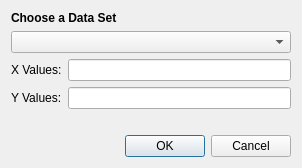
Qt form kchart/shape/dialogs/CellRegionDialog.ui (KDE/koffice-chartingshape) before a commit.
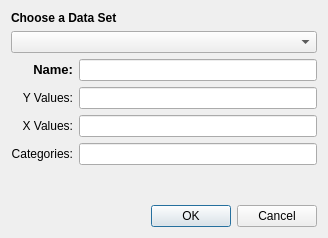
The same form after that commit.

Commit message: Add data regions for x data and categories

The edit to the form file:
```diff
--- a/kchart/shape/dialogs/CellRegionDialog.ui
+++ b/kchart/shape/dialogs/CellRegionDialog.ui
@@ -5,15 +5,15 @@
    <rect>
     <x>0</x>
     <y>0</y>
-    <width>302</width>
-    <height>168</height>
+    <width>328</width>
+    <height>238</height>
    </rect>
   </property>
   <property name="windowTitle" >
    <string>Dialog</string>
   </property>
   <layout class="QGridLayout" name="gridLayout" >
-   <item row="5" column="1" >
+   <item row="7" column="1" >
     <widget class="QDialogButtonBox" name="buttonBox" >
      <property name="orientation" >
       <enum>Qt::Horizontal</enum>
@@ -23,7 +23,7 @@
      </property>
     </widget>
    </item>
-   <item row="4" column="1" >
+   <item row="6" column="1" >
     <spacer name="verticalSpacer" >
      <property name="orientation" >
       <enum>Qt::Vertical</enum>
@@ -39,26 +39,32 @@
    <item row="1" column="0" colspan="2" >
     <widget class="QComboBox" name="dataSets" />
    </item>
-   <item row="2" column="1" >
-    <widget class="QLineEdit" name="xDataRegion" />
-   </item>
-   <item row="2" column="0" >
-    <widget class="QLabel" name="label" >
-     <property name="text" >
-      <string>X Values:</string>
-     </property>
-    </widget>
-   </item>
-   <item row="3" column="0" >
-    <widget class="QLabel" name="label_2" >
-     <property name="text" >
-      <string>Y Values:</string>
-     </property>
-    </widget>
-   </item>
    <item row="3" column="1" >
     <widget class="QLineEdit" name="yDataRegion" />
    </item>
+   <item row="3" column="0" >
+    <widget class="QLabel" name="label" >
+     <property name="text" >
+      <string>Y Values:</string>
+     </property>
+     <property name="alignment" >
+      <set>Qt::AlignRight|Qt::AlignTrailing|Qt::AlignVCenter</set>
+     </property>
+    </widget>
+   </item>
+   <item row="4" column="0" >
+    <widget class="QLabel" name="label_2" >
+     <property name="text" >
+      <string>X Values:</string>
+     </property>
+     <property name="alignment" >
+      <set>Qt::AlignRight|Qt::AlignTrailing|Qt::AlignVCenter</set>
+     </property>
+    </widget>
+   </item>
+   <item row="4" column="1" >
+    <widget class="QLineEdit" name="xDataRegion" />
+   </item>
    <item row="0" column="0" colspan="2" >
     <widget class="QLabel" name="label_3" >
      <property name="text" >
@@ -66,6 +72,36 @@
      </property>
     </widget>
    </item>
+   <item row="5" column="1" >
+    <widget class="QLineEdit" name="categoryDataRegion" />
+   </item>
+   <item row="5" column="0" >
+    <widget class="QLabel" name="label_5" >
+     <property name="text" >
+      <string>Categories:</string>
+     </property>
+     <property name="alignment" >
+      <set>Qt::AlignRight|Qt::AlignTrailing|Qt::AlignVCenter</set>
+     </property>
+    </widget>
+   </item>
+   <item row="2" column="0" >
+    <widget class="QLabel" name="label_6" >
+     <property name="text" >
+      <string>&lt;!DOCTYPE HTML PUBLIC "-//W3C//DTD HTML 4.0//EN" "http://www.w3.org/TR/REC-html40/strict.dtd">
+&lt;html>&lt;head>&lt;meta name="qrichtext" content="1" />&lt;style type="text/css">
+p, li { white-space: pre-wrap; }
+&lt;/style>&lt;/head>&lt;body style=" font-family:'Sans Serif'; font-size:10pt; font-weight:400; font-style:normal;">
+&lt;p align="right" style=" margin-top:0px; margin-bottom:0px; margin-left:0px; margin-right:0px; -qt-block-indent:0; text-indent:0px;">&lt;span style=" font-weight:600;">Name:&lt;/span>&lt;/p>&lt;/body>&lt;/html></string>
+     </property>
+     <property name="alignment" >
+      <set>Qt::AlignRight|Qt::AlignTrailing|Qt::AlignVCenter</set>
+     </property>
+    </widget>
+   </item>
+   <item row="2" column="1" >
+    <widget class="QLineEdit" name="labelDataRegion" />
+   </item>
   </layout>
  </widget>
  <resources/>
```
The commit also changes 3 other files.
